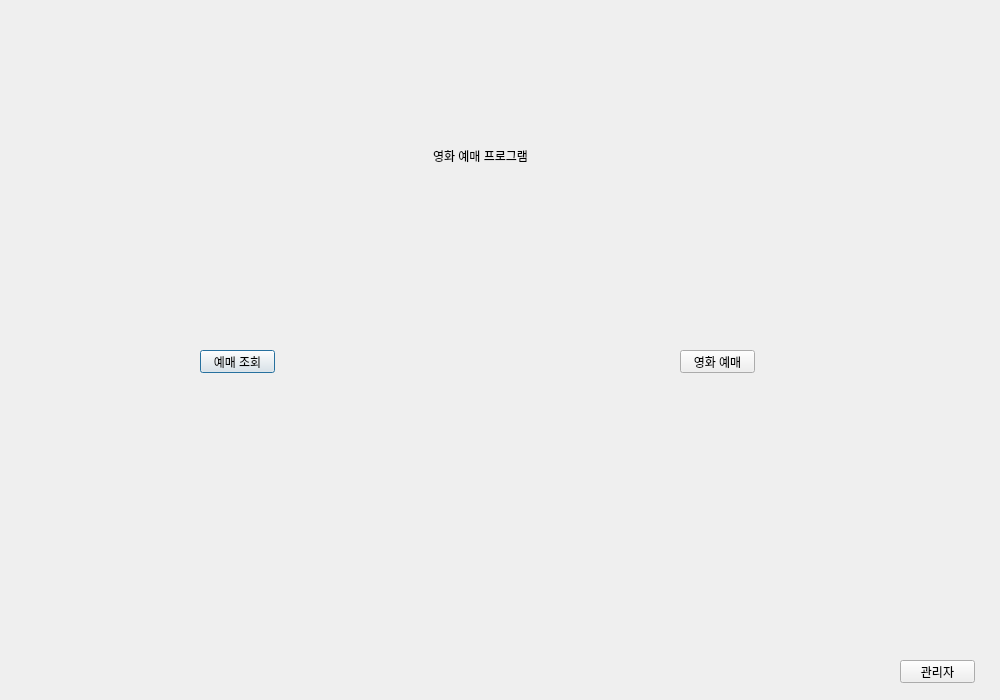
Qt form ui/mainpage.ui (2sseong/mini_project_2025-03) before a commit.
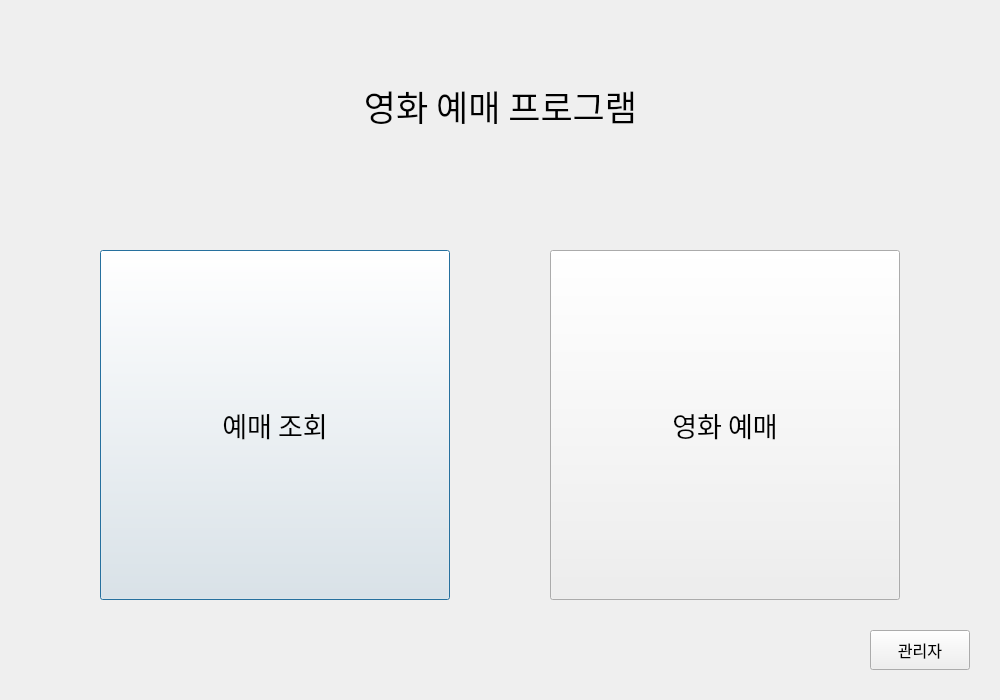
The same form after that commit.

What changed in the file:
```diff
--- a/ui/mainpage.ui
+++ b/ui/mainpage.ui
@@ -34,12 +34,18 @@
   <widget class="QLabel" name="label">
    <property name="geometry">
     <rect>
-     <x>420</x>
-     <y>130</y>
-     <width>121</width>
-     <height>51</height>
+     <x>0</x>
+     <y>0</y>
+     <width>1001</width>
+     <height>211</height>
     </rect>
    </property>
+   <property name="font">
+    <font>
+     <family>NanumGothic</family>
+     <pointsize>26</pointsize>
+    </font>
+   </property>
    <property name="text">
     <string>영화 예매 프로그램</string>
    </property>
@@ -50,12 +56,18 @@
   <widget class="QPushButton" name="btn_search">
    <property name="geometry">
     <rect>
-     <x>200</x>
-     <y>350</y>
-     <width>75</width>
-     <height>23</height>
+     <x>100</x>
+     <y>250</y>
+     <width>350</width>
+     <height>350</height>
     </rect>
    </property>
+   <property name="font">
+    <font>
+     <family>NanumGothic</family>
+     <pointsize>20</pointsize>
+    </font>
+   </property>
    <property name="text">
     <string>예매 조회</string>
    </property>
@@ -63,12 +75,18 @@
   <widget class="QPushButton" name="btn_book">
    <property name="geometry">
     <rect>
-     <x>680</x>
-     <y>350</y>
-     <width>75</width>
-     <height>23</height>
+     <x>550</x>
+     <y>250</y>
+     <width>350</width>
+     <height>350</height>
     </rect>
    </property>
+   <property name="font">
+    <font>
+     <family>NanumGothic</family>
+     <pointsize>20</pointsize>
+    </font>
+   </property>
    <property name="text">
     <string>영화 예매</string>
    </property>
@@ -76,12 +94,18 @@
   <widget class="QPushButton" name="btn_adminlogin">
    <property name="geometry">
     <rect>
-     <x>900</x>
-     <y>660</y>
-     <width>75</width>
-     <height>23</height>
+     <x>870</x>
+     <y>630</y>
+     <width>100</width>
+     <height>40</height>
     </rect>
    </property>
+   <property name="font">
+    <font>
+     <family>NanumGothic</family>
+     <pointsize>12</pointsize>
+    </font>
+   </property>
    <property name="text">
     <string>관리자</string>
    </property>
```
Left out of the diff: 2 changed lines with no effect on the pictures.
